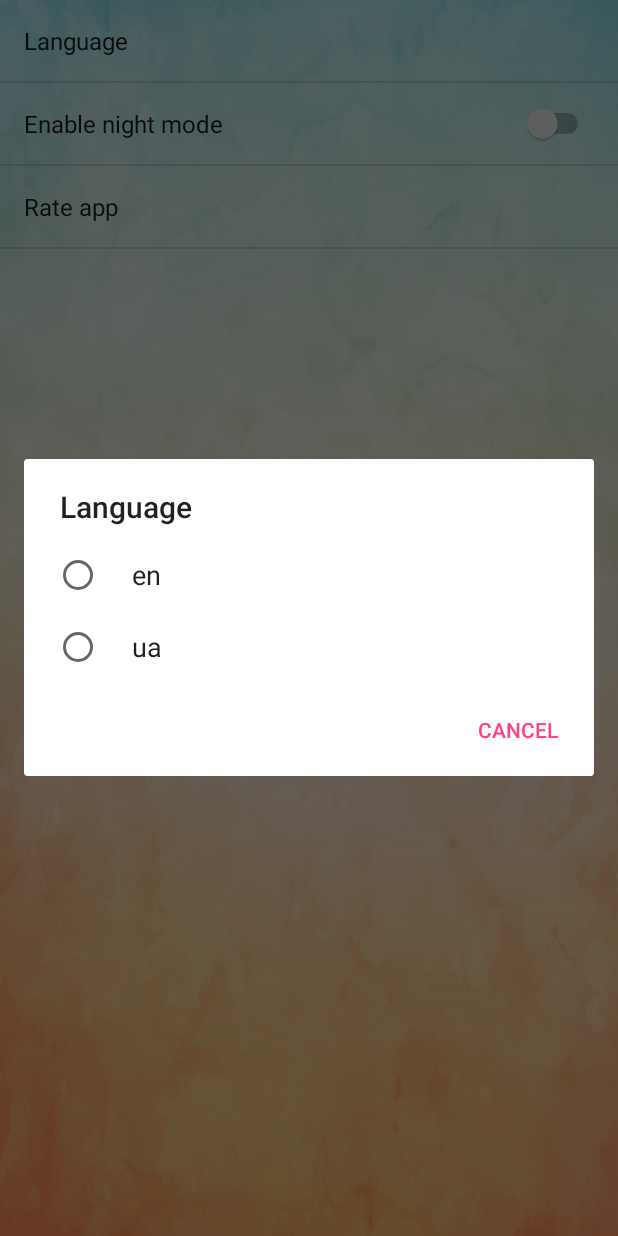
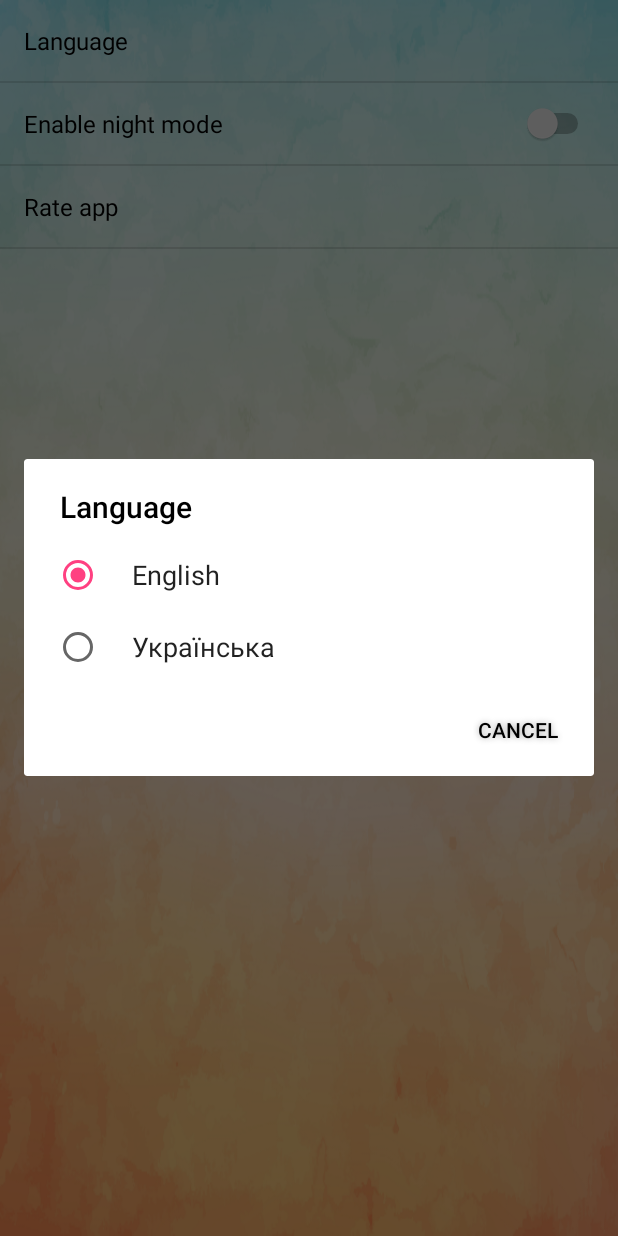
Before and after one commit to VladVh/NeverHaveIEver, an Android app: the SettingsActivity screen opened directly, with no data from a screen before it, after a tap on "Language", on a phone screen of 412 x 824 dp. Run offline under Robolectric (Android 15) with nearby library versions, the phone set to English and light mode, and no system bars.

Commit message:
fixed settingsActivity added separate styles and a buttonshape

```diff
--- a/app/src/main/java/com/development/vvoitsekh/neverhaveiever/BaseActivity.kt
+++ b/app/src/main/java/com/development/vvoitsekh/neverhaveiever/BaseActivity.kt
@@ -14,14 +14,10 @@ open class BaseActivity: AppCompatActivity() {
         super.attachBaseContext(LocaleHelper.onAttach(newBase!!))
     }
 
-    override fun onCreate(savedInstanceState: Bundle?, persistentState: PersistableBundle?) {
+    override fun onCreate(savedInstanceState: Bundle?) {
         val pref = PreferenceManager.getDefaultSharedPreferences(this)
-        val themeName = pref.getString("prefSyncFrequency3", "AppTheme")
-        if (themeName.equals("AppTheme")) {
-            setTheme(R.style.AppTheme)
-        } else {
-            setTheme(R.style.AppThemeDark)
-        }
-        super.onCreate(savedInstanceState, persistentState)
+        val night_mode = pref.getBoolean("NeverIHaveEver.night_mode", false)
+        setTheme(if (night_mode) R.style.AppThemeDark else R.style.AppTheme)
+        super.onCreate(savedInstanceState)
     }
 }
--- a/app/src/main/java/com/development/vvoitsekh/neverhaveiever/LocaleHelper.kt
+++ b/app/src/main/java/com/development/vvoitsekh/neverhaveiever/LocaleHelper.kt
@@ -13,7 +13,7 @@ import java.util.Locale;
 
 object LocaleHelper {
 
-    private val SELECTED_LANGUAGE = "Locale.Helper.Selected.Language"
+    private val SELECTED_LANGUAGE = "NeverIHaveEver.language"
 
     fun onAttach(context: Context): Context {
         val lang = getPersistedData(context, Locale.getDefault().getLanguage())
@@ -53,7 +53,7 @@ object LocaleHelper {
 
     @TargetApi(Build.VERSION_CODES.N)
     private fun updateResources(context: Context, language: String?): Context {
-        val locale = Locale(language)
+        val locale = Locale.forLanguageTag(language);
         Locale.setDefault(locale)
 
         val configuration = context.getResources().getConfiguration()
--- a/app/src/main/java/com/development/vvoitsekh/neverhaveiever/main/MainActivity.kt
+++ b/app/src/main/java/com/development/vvoitsekh/neverhaveiever/main/MainActivity.kt
@@ -39,10 +39,16 @@ class MainActivity : BaseActivity(), MainContract.View {
         mKidsButton.setOnClickListener { mPresenter.startKidsGame() }
         mNormalButton.setOnClickListener { mPresenter.startNormalGame() }
         mAdultButton.setOnClickListener { mPresenter.startAdultsGame() }
-        mSettingsButton.setOnClickListener { startActivity(Intent(this, SettingsActivity::class.java)) }
+        mSettingsButton.setOnClickListener { startActivityForResult(Intent(this, SettingsActivity::class.java), 0) }
     }
 
     override fun showGame(level: Int) {
         startActivity(QuestionActivity.newIntent(this, level))
     }
+
+    override fun onActivityResult(requestCode: Int, resultCode: Int, data: Intent?) {
+        super.onActivityResult(requestCode, resultCode, data)
+        startActivity(Intent(this, MainActivity::class.java))
+        finish()
+    }
 }
--- a/app/src/main/java/com/development/vvoitsekh/neverhaveiever/settings/SettingsActivity.kt
+++ b/app/src/main/java/com/development/vvoitsekh/neverhaveiever/settings/SettingsActivity.kt
@@ -2,9 +2,10 @@ package com.development.vvoitsekh.neverhaveiever.settings
 
 import android.os.Bundle
 import android.preference.PreferenceActivity
+import com.development.vvoitsekh.neverhaveiever.BaseActivity
 
 
-class SettingsActivity: PreferenceActivity(){
+class SettingsActivity: BaseActivity(){
     override fun onCreate(savedInstanceState: Bundle?) {
         super.onCreate(savedInstanceState)
         fragmentManager.beginTransaction().replace(android.R.id.content, SettingsFragment()).commit()
--- a/app/src/main/java/com/development/vvoitsekh/neverhaveiever/settings/SettingsFragment.kt
+++ b/app/src/main/java/com/development/vvoitsekh/neverhaveiever/settings/SettingsFragment.kt
@@ -9,8 +9,8 @@ import com.development.vvoitsekh.neverhaveiever.LocaleHelper
 import com.development.vvoitsekh.neverhaveiever.R
 
 class SettingsFragment: PreferenceFragment(), SharedPreferences.OnSharedPreferenceChangeListener {
-    val mNightPref = "night_mode"
-    val mLangPref = "language"
+    val mNightPref = "NeverIHaveEver.night_mode"
+    val mLangPref = "NeverIHaveEver.language"
 
     override fun onCreate(savedInstanceState: Bundle?) {
         super.onCreate(savedInstanceState)
@@ -29,11 +29,13 @@ class SettingsFragment: PreferenceFragment(), SharedPreferences.OnSharedPreferen
             val value = sharedPreferences?.getString(key, "")
             setPreferenceSummary(langPref, value!!)
             LocaleHelper.setLocale(activity, value)
+            activity.recreate()
         }
         if (key.equals(mNightPref)) {
             val modePref = findPreference(key)
             val value = sharedPreferences?.getBoolean(key, false);
             setPreferenceSummary(modePref, value!!);
+            activity.recreate()
         }
     }
 
--- /dev/null
+++ b/app/src/main/res/drawable/buttonshape.xml
@@ -0,0 +1,24 @@
+<?xml version="1.0" encoding="utf-8"?>
+<shape xmlns:android="http://schemas.android.com/apk/res/android" android:shape="rectangle" >
+    <corners
+        android:radius="14dp"
+        />
+    <gradient
+        android:angle="45"
+        android:type="linear"
+        />
+    <padding
+        android:left="0dp"
+        android:top="0dp"
+        android:right="0dp"
+        android:bottom="0dp"
+        />
+    <size
+        android:width="130dp"
+        android:height="50dp"
+        />
+    <stroke
+        android:width="3dp"
+        android:color="#878787"
+        />
+</shape>
--- a/app/src/main/res/values/arrays.xml
+++ b/app/src/main/res/values/arrays.xml
@@ -1,11 +1,11 @@
 <?xml version="1.0" encoding="utf-8"?>
 <resources>
     <array name="lang_values">
+        <item>en</item>
+        <item>ru</item>
+    </array>
+    <array name="lang_entries">
         <item>English</item>
         <item>Українська</item>
     </array>
-    <array name="lang_entries">
-        <item>en</item>
-        <item>ua</item>
-    </array>
 </resources>
--- a/app/src/main/res/values/colors.xml
+++ b/app/src/main/res/values/colors.xml
@@ -3,4 +3,10 @@
     <color name="colorPrimary">#3F51B5</color>
     <color name="colorPrimaryDark">#303F9F</color>
     <color name="colorAccent">#FF4081</color>
+
+    <color name="textColorLight">#FFFFFF</color>
+    <color name="buttonColorLight">#80cbc4</color>
+
+    <color name="textColorDark">#000000</color>
+    <color name="buttonColorDark">#b71c1c</color>
 </resources>
--- a/app/src/main/res/values/styles.xml
+++ b/app/src/main/res/values/styles.xml
@@ -1,19 +1,44 @@
 <resources>
-
     <!-- Base application theme. -->
     <style name="AppTheme" parent="Theme.AppCompat.Light.NoActionBar">
         <!-- Customize your theme here. -->
         <item name="android:windowBackground">@drawable/background_light</item>
+        <item name="android:textColor">@color/textColorDark</item>
+        <item name="android:buttonStyle">@style/ButtonLight</item>
         <item name="colorPrimary">@color/colorPrimary</item>
         <item name="colorPrimaryDark">@color/colorPrimaryDark</item>
         <item name="colorAccent">@color/colorAccent</item>
     </style>
 
-    <style name="AppThemeDark" parent="Theme.AppCompat.Light.DarkActionBar">
+    <style name="ButtonLight" parent="@style/Widget.AppCompat.Button">
+        <item name="android:layout_width">270dp</item>
+        <item name="android:layout_height">60dp</item>
+        <item name="android:background">@drawable/buttonshape</item>
+        <item name="android:shadowColor">#A8A8A8</item>
+        <item name="android:shadowDx">0</item>
+        <item name="android:shadowDy">0</item>
+        <item name="android:shadowRadius">5</item>
+        <item name="android:startColor">#E0E872</item>
+        <item name="android:endColor">#4551FF</item>
+    </style>
+
+    <style name="AppThemeDark" parent="Theme.AppCompat.Light.NoActionBar">
         <!-- Customize your theme here. -->
-        <item name="android:background">@drawable/background_dark</item>
+        <item name="android:windowBackground">@drawable/background_dark</item>
+        <item name="android:textColor">@color/textColorLight</item>
+        <item name="android:buttonStyle">@style/ButtonDark</item>
         <item name="colorPrimary">@color/colorPrimary</item>
         <item name="colorPrimaryDark">@color/colorPrimaryDark</item>
         <item name="colorAccent">@color/colorAccent</item>
     </style>
+
+    <style name="ButtonDark" parent="@style/Widget.AppCompat.Button">
+        <item name="android:background">@drawable/buttonshape</item>
+        <item name="android:shadowColor">#A8A8A8</item>
+        <item name="android:shadowDx">0</item>
+        <item name="android:shadowDy">0</item>
+        <item name="android:shadowRadius">5</item>
+        <item name="android:startColor">#61630A</item>
+        <item name="android:endColor">#0E1D7D</item>
+    </style>
 </resources>
--- a/app/src/main/res/xml/preferences.xml
+++ b/app/src/main/res/xml/preferences.xml
@@ -1,15 +1,16 @@
 <?xml version="1.0" encoding="utf-8"?>
 <PreferenceScreen xmlns:android="http://schemas.android.com/apk/res/android">
     <ListPreference
-        android:key="language"
+        android:key="NeverIHaveEver.language"
         android:title="@string/pref_lang"
         android:entries="@array/lang_entries"
         android:entryValues="@array/lang_values"
         />
     <SwitchPreference
-        android:key="night_mode"
+        android:key="NeverIHaveEver.night_mode"
         android:title="@string/pref_night_mode"
         android:defaultValue="false"
+        android:showText="false"
         />
     <Preference
         android:key="rate"
```
Also changed, not shown: 1 other file.
